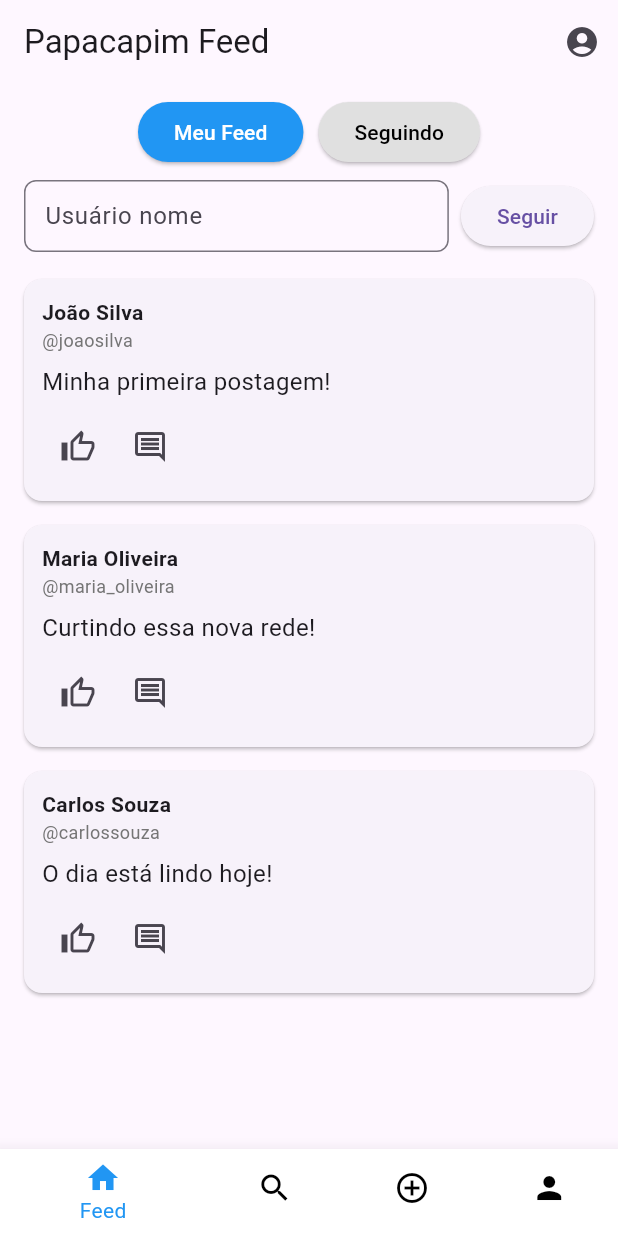
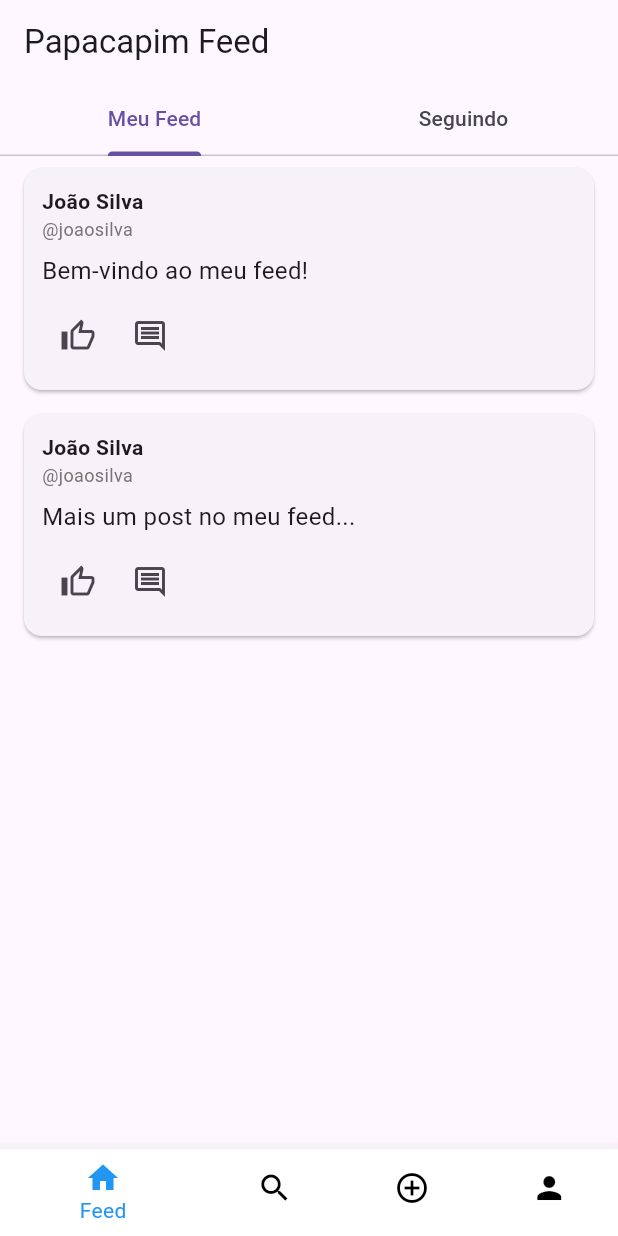
Before and after one commit to caiquedebrito/papacapim_ui, a Flutter app: the FeedScreen screen opened directly, on a phone screen of 412 x 824 dp. Run offline on Flutter 3.47's test engine with Material 3 defaults, Android fonts, the light colour scheme and no system bars.

Commit message:
Refactor FeedScreen to use StatelessWidget and implement TabBar for post display

```diff
--- a/lib/screens/feed_screen.dart
+++ b/lib/screens/feed_screen.dart
@@ -2,107 +2,41 @@ import 'package:flutter/material.dart';
 import 'package:papacapim_ui/components/post_card.dart';
 import '../components/bottom_navegation.dart'; // Importação da navegação reutilizável
 
-class FeedScreen extends StatefulWidget {
-  const FeedScreen({super.key});
-
-  @override
-  _FeedScreenState createState() => _FeedScreenState();
-}
-
-class _FeedScreenState extends State<FeedScreen> {
-  bool _showFollowing = false; // Alterna entre "Meu Feed" e "Seguindo"
-  List<Map<String, String>> posts = [
-    {"userName": "João Silva", "userLogin": "joaosilva", "content": "Minha primeira postagem!"},
-    {"userName": "Maria Oliveira", "userLogin": "maria_oliveira", "content": "Curtindo essa nova rede!"},
-    {"userName": "Carlos Souza", "userLogin": "carlossouza", "content": "O dia está lindo hoje!"},
-  ];
+class FeedScreen extends StatelessWidget {
+  const FeedScreen({Key? key}) : super(key: key);
 
   @override
   Widget build(BuildContext context) {
-    return Scaffold(
+    // Exemplos de posts para cada aba
+    final List<Map<String, String>> myFeedPosts = [
+      {"userName": "João Silva", "userLogin": "joaosilva", "content": "Bem-vindo ao meu feed!"},
+      {"userName": "João Silva", "userLogin": "joaosilva", "content": "Mais um post no meu feed..."},
+    ];
+
+    final List<Map<String, String>> followingPosts = [
+      {"userName": "Maria Oliveira", "userLogin": "maria_oliveira", "content": "Curtindo essa rede!"},
+      {"userName": "Carlos Souza", "userLogin": "carlossouza", "content": "Segue mais um post por aqui."},
+    ];
+
+    return DefaultTabController(
+      length: 2, // Número de abas
+      child: Scaffold(
         appBar: AppBar(
           title: const Text("Papacapim Feed"),
-        actions: [
-          IconButton(
-            onPressed: () {
-              // TODO: Implementar ação do perfil do usuário
-            },
-            icon: const Icon(Icons.account_circle),
-          )
-        ],
-      ),
-      body: Column(
-        children: [
-          // Botões para alternar entre "Meu Feed" e "Seguindo"
-          Padding(
-            padding: const EdgeInsets.symmetric(vertical: 8.0),
-            child: Row(
-              mainAxisAlignment: MainAxisAlignment.center,
-              children: [
-                ElevatedButton(
-                  onPressed: () {
-                    setState(() {
-                      _showFollowing = false;
-                    });
-                  },
-                  style: ElevatedButton.styleFrom(
-                    backgroundColor: !_showFollowing ? Colors.blue : Colors.grey[300],
-                    foregroundColor: !_showFollowing ? Colors.white : Colors.black,
-                  ),
-                  child: const Text("Meu Feed"),
-                ),
-                const SizedBox(width: 10),
-                ElevatedButton(
-                  onPressed: () {
-                    setState(() {
-                      _showFollowing = true;
-                    });
-                  },
-                  style: ElevatedButton.styleFrom(
-                    backgroundColor: _showFollowing ? Colors.blue : Colors.grey[300],
-                    foregroundColor: _showFollowing ? Colors.white : Colors.black,
-                  ),
-                  child: const Text("Seguindo"),
-                ),
+          bottom: const TabBar(
+            tabs: [
+              Tab(text: "Meu Feed"),
+              Tab(text: "Seguindo"),
             ],
           ),
         ),
-
-          // Campo de pesquisa e botão de seguir usuário
-          Padding(
-            padding: const EdgeInsets.symmetric(horizontal: 16.0),
-            child: Row(
+        body: TabBarView(
           children: [
-                Expanded(
-                  child: TextField(
-                    decoration: InputDecoration(
-                      hintText: "Usuário nome",
-                      border: OutlineInputBorder(
-                        borderRadius: BorderRadius.circular(8.0),
-                      ),
-                      contentPadding: const EdgeInsets.symmetric(horizontal: 10.0),
-                    ),
-                  ),
-                ),
-                const SizedBox(width: 8),
-                ElevatedButton(
-                  onPressed: () {
-                    // TODO: Implementar funcionalidade de seguir usuário
-                  },
-                  child: const Text("Seguir"),
-                ),
-              ],
-            ),
-          ),
-
-          const SizedBox(height: 10),
-
-          // Lista de postagens
-          Expanded(
-            child: ListView.builder(
-              itemCount: posts.length, // TODO: Atualizar com os dados da API
+            // ABA "Meu Feed"
+            ListView.builder(
+              itemCount: myFeedPosts.length,
               itemBuilder: (context, index) {
-                final post = posts[index];
+                final post = myFeedPosts[index];
                 return PostCard(
                   userName: post["userName"]!,
                   userLogin: post["userLogin"]!,
@@ -112,12 +46,25 @@ class _FeedScreenState extends State<FeedScreen> {
                 );
               },
             ),
+
+            // ABA "Seguindo"
+            ListView.builder(
+              itemCount: followingPosts.length,
+              itemBuilder: (context, index) {
+                final post = followingPosts[index];
+                return PostCard(
+                  userName: post["userName"]!,
+                  userLogin: post["userLogin"]!,
+                  postContent: post["content"]!,
+                  onLike: () => print("Curtir ${post["content"]}"),
+                  onComment: () => print("Comentar em ${post["content"]}"),
+                );
+              },
             ),
           ],
         ),
-
-      // Barra de navegação inferior
         bottomNavigationBar: const BottomNavigation(currentIndex: 0),
+      ),
     );
   }
 }
```
Lines whose indentation alone changed are shown as unchanged.
